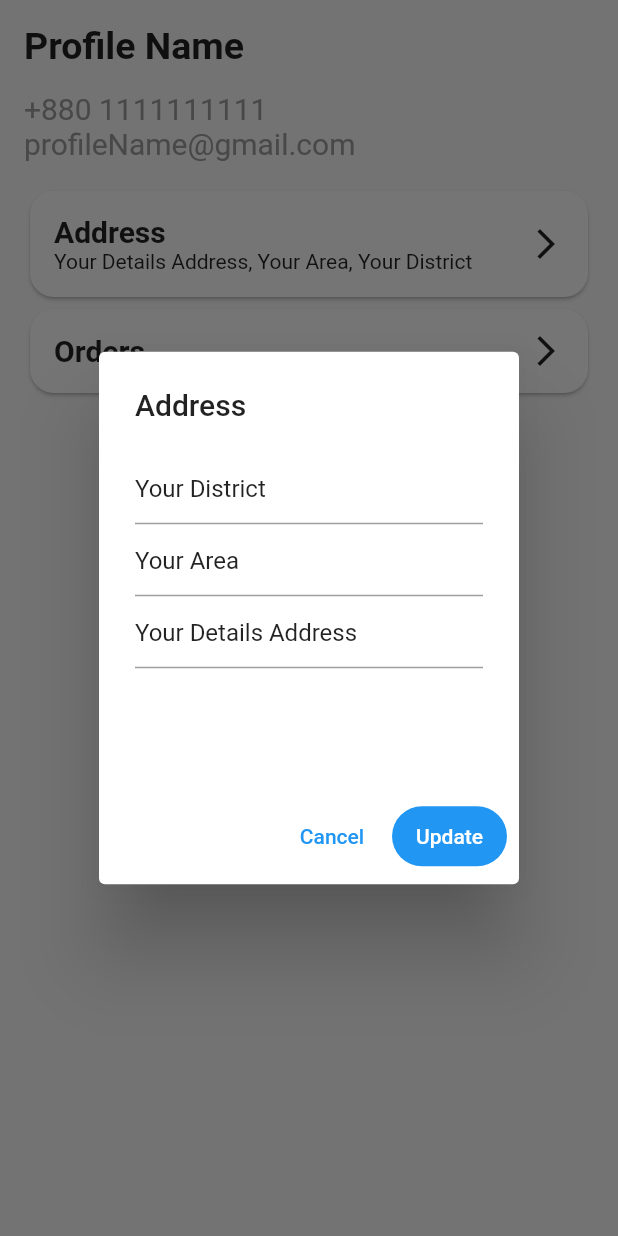
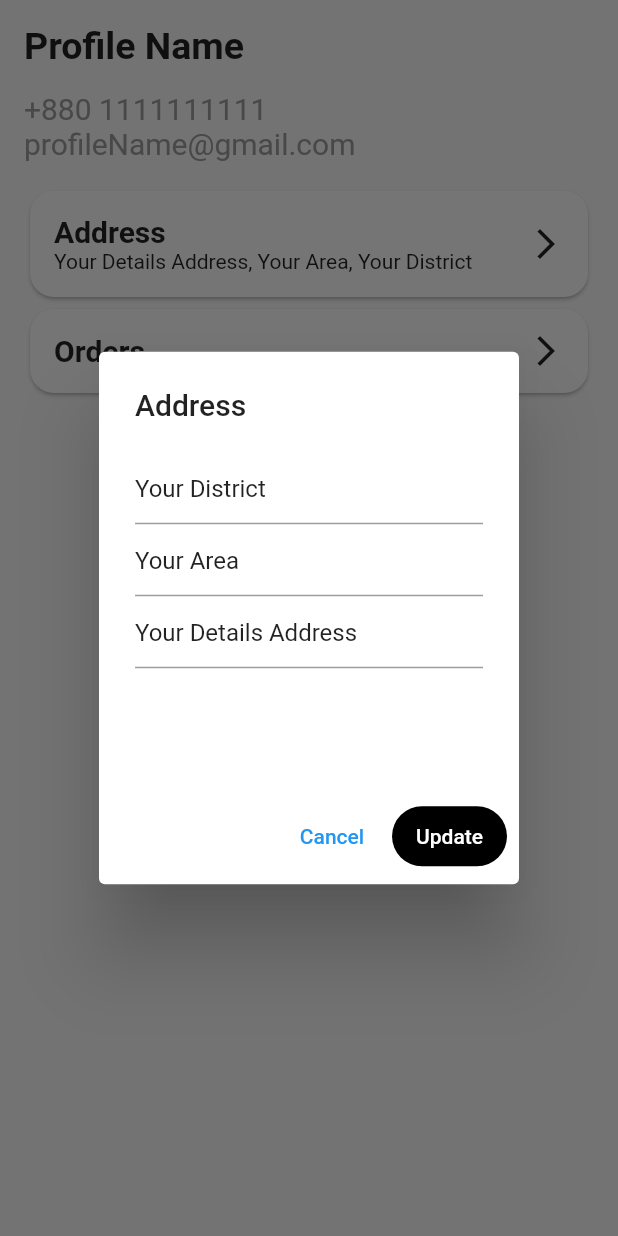
Before and after one commit to srksifat-dev/cloathy, a Flutter app: the ProfileScreen screen opened directly, after a tap on "Address", on a phone screen of 412 x 824 dp. Run offline on Flutter 3.47's test engine with Material 2 defaults, Android fonts, the phone set to English and light mode, and no system bars.

Commit message:
Add address dialog button color updated

```diff
--- a/lib/feature/profile/screen/profile_screen.dart
+++ b/lib/feature/profile/screen/profile_screen.dart
@@ -93,6 +93,9 @@ class _ProfileScreenState extends State<ProfileScreen> {
                                   },
                                   child: Text("Cancel")),
                               FilledButton(
+                                  style: ButtonStyle(
+                                      backgroundColor: MaterialStatePropertyAll(
+                                          Colors.black)),
                                   onPressed: () {
                                     setState(() {
                                       district = districtController.text;
```
